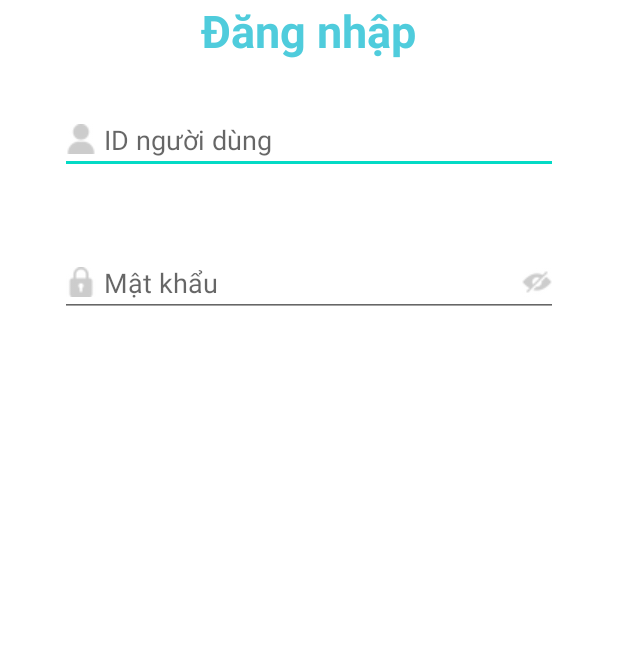
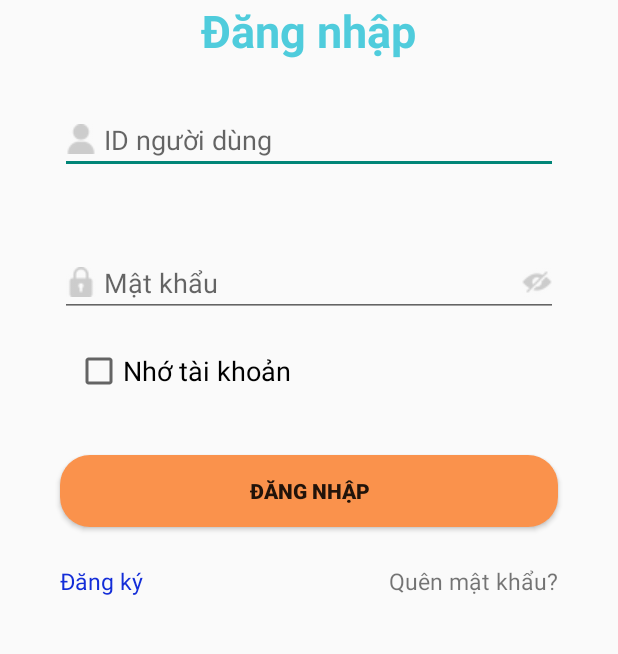
Before and after one commit to DuyTruong-237/ETN_app, an Android app: the layout activity_login.xml on its own in the app's theme, with its tools: preview values and no code run, on a phone screen of 412 x 824 dp, the part 330-984 px from its top. Run offline under Robolectric (Android 15) with nearby library versions, the phone set to English and light mode, and no system bars.

Commit message:
ver1
hoàn thành giao diện đăng nhập

```diff
--- a/etnapp/app/src/main/AndroidManifest.xml
+++ b/etnapp/app/src/main/AndroidManifest.xml
@@ -22,6 +22,7 @@
                 <category android:name="android.intent.category.LAUNCHER" />
             </intent-filter>
         </activity>
+        <activity android:name=".LoginActivity"></activity>
     </application>
 
 </manifest>
--- /dev/null
+++ b/etnapp/app/src/main/java/com/example/etnapp/LoginActivity.java
@@ -0,0 +1,14 @@
+package com.example.etnapp;
+
+import android.os.Bundle;
+
+import androidx.annotation.Nullable;
+import androidx.appcompat.app.AppCompatActivity;
+
+public class LoginActivity extends AppCompatActivity {
+    @Override
+    protected void onCreate(@Nullable Bundle savedInstanceState) {
+        super.onCreate(savedInstanceState);
+        setContentView(R.layout.activity_login);
+    }
+}
--- a/etnapp/app/src/main/java/com/example/etnapp/MainActivity.java
+++ b/etnapp/app/src/main/java/com/example/etnapp/MainActivity.java
@@ -1,14 +1,38 @@
 package com.example.etnapp;
 
+import androidx.annotation.DrawableRes;
 import androidx.appcompat.app.AppCompatActivity;
 
+import android.content.Intent;
 import android.os.Bundle;
+import android.os.CountDownTimer;
+import android.widget.ImageView;
+import android.widget.Toast;
 
 public class MainActivity extends AppCompatActivity {
-
+    ImageView img;
     @Override
     protected void onCreate(Bundle savedInstanceState) {
         super.onCreate(savedInstanceState);
         setContentView(R.layout.activity_main);
+
+        moveActivity();
+    }
+
+    private void moveActivity() {
+        CountDownTimer countDownTimert=new CountDownTimer(2000,1000) {
+            @Override
+            public void onTick(long l) {
+
+            }
+
+            @Override
+            public void onFinish() {
+
+               Intent intent = new Intent(MainActivity.this,LoginActivity.class );
+              startActivity(intent);
+            }
+        };
+        countDownTimert.start();
     }
 }
--- /dev/null
+++ b/etnapp/app/src/main/res/drawable/custom_button.xml
@@ -0,0 +1,8 @@
+<?xml version="1.0" encoding="utf-8"?>
+<shape xmlns:android="http://schemas.android.com/apk/res/android"
+    android:shape="rectangle">
+   <solid android:color="#fa924c"/>
+    <corners android:radius="20dp"/>
+    <size android:height="30dp" android:width="100dp"/>
+
+    </shape>
--- a/etnapp/app/src/main/res/layout/activity_login.xml
+++ b/etnapp/app/src/main/res/layout/activity_login.xml
@@ -53,4 +53,51 @@
 
 
         />
+
+    <CheckBox
+        android:id="@+id/cbkReAcc"
+        android:layout_width="wrap_content"
+        android:layout_height="wrap_content"
+        android:layout_below="@id/edtPass"
+        android:layout_marginLeft="50dp"
+        android:layout_marginTop="20dp"
+        android:text="Nhớ tài khoản"
+        android:textSize="18dp" />
+    <Button
+        android:id="@+id/btnLogin"
+        android:layout_width="match_parent"
+        android:layout_height="wrap_content"
+        android:layout_below="@id/cbkReAcc"
+        android:layout_marginLeft="40dp"
+        android:layout_marginTop="40dp"
+        android:layout_marginRight="40dp"
+
+        android:backgroundTintMode="add"
+        android:background="@drawable/custom_button"
+        android:text="Đăng nhập"
+        android:textStyle="bold" />
+
+    <TextView
+        android:id="@+id/txtRegister"
+        android:layout_width="wrap_content"
+        android:layout_height="wrap_content"
+        android:layout_below="@id/btnLogin"
+        android:layout_marginLeft="40dp"
+        android:layout_marginTop="25dp"
+        android:text="Đăng ký"
+        android:textAllCaps="false"
+        android:textColor="#132DD8"
+        android:textSize="15dp" />
+    <TextView
+        android:id="@+id/txtFogetPW"
+        android:layout_width="wrap_content"
+        android:layout_height="wrap_content"
+        android:layout_below="@id/btnLogin"
+        android:layout_alignParentRight="true"
+        android:layout_marginTop="25dp"
+        android:text="Quên mật khẩu?"
+        android:layout_marginRight="40dp"
+        android:textAllCaps="false"
+
+        android:textSize="15dp" />
 </RelativeLayout>
--- a/etnapp/app/src/main/res/layout/activity_main.xml
+++ b/etnapp/app/src/main/res/layout/activity_main.xml
@@ -12,13 +12,13 @@
         style="?android:attr/progressBarStyle"
         android:layout_width="wrap_content"
         android:layout_height="wrap_content"
-        tools:layout_editor_absoluteX="181dp"
-        tools:layout_editor_absoluteY="341dp"
+        android:layout_above="@id/Sponsored"
         android:layout_centerHorizontal="true"
         android:layout_marginBottom="220dp"
-        android:layout_above="@id/Sponsored"
+        android:background="@drawable/custom_progressbar"
+        tools:layout_editor_absoluteX="181dp"
 
-        android:background="@drawable/custom_progressbar"/>
+        tools:layout_editor_absoluteY="341dp" />
 
     <ImageView
        android:layout_above="@id/progressBarload"
--- a/etnapp/app/src/main/res/values/themes.xml
+++ b/etnapp/app/src/main/res/values/themes.xml
@@ -1,6 +1,6 @@
 <resources xmlns:tools="http://schemas.android.com/tools">
     <!-- Base application theme. -->
-    <style name="Theme.Etnapp" parent="Theme.MaterialComponents.DayNight.NoActionBar">
+    <style name="Theme.Etnapp" parent="Theme.AppCompat.DayNight.NoActionBar">
         <!-- Primary brand color. -->
         <item name="colorPrimary">@color/purple_500</item>
         <item name="colorPrimaryVariant">@color/purple_700</item>
```
